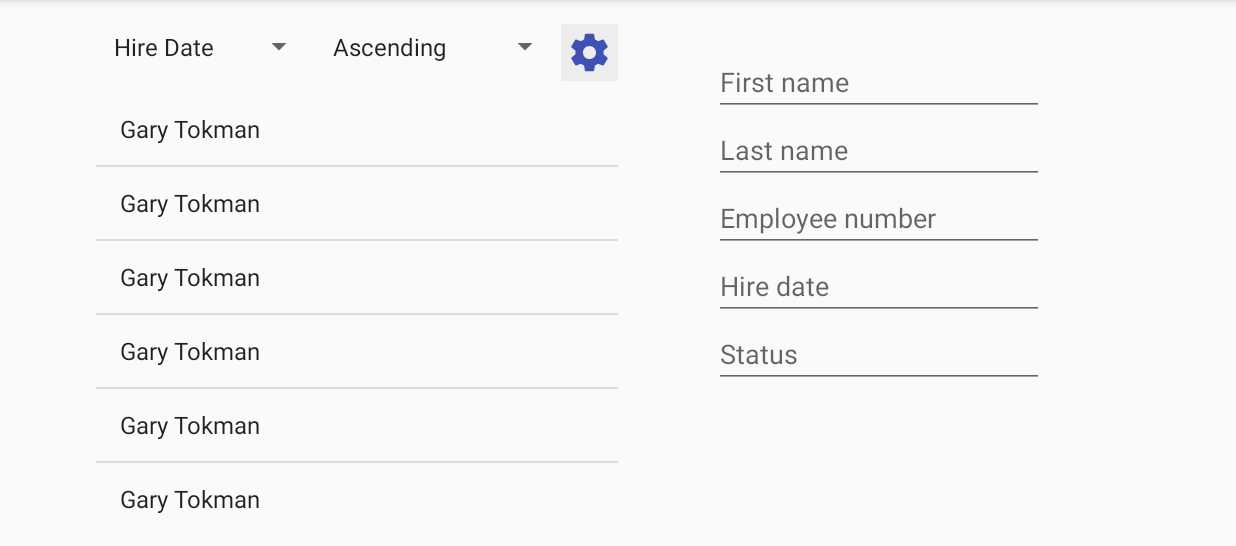
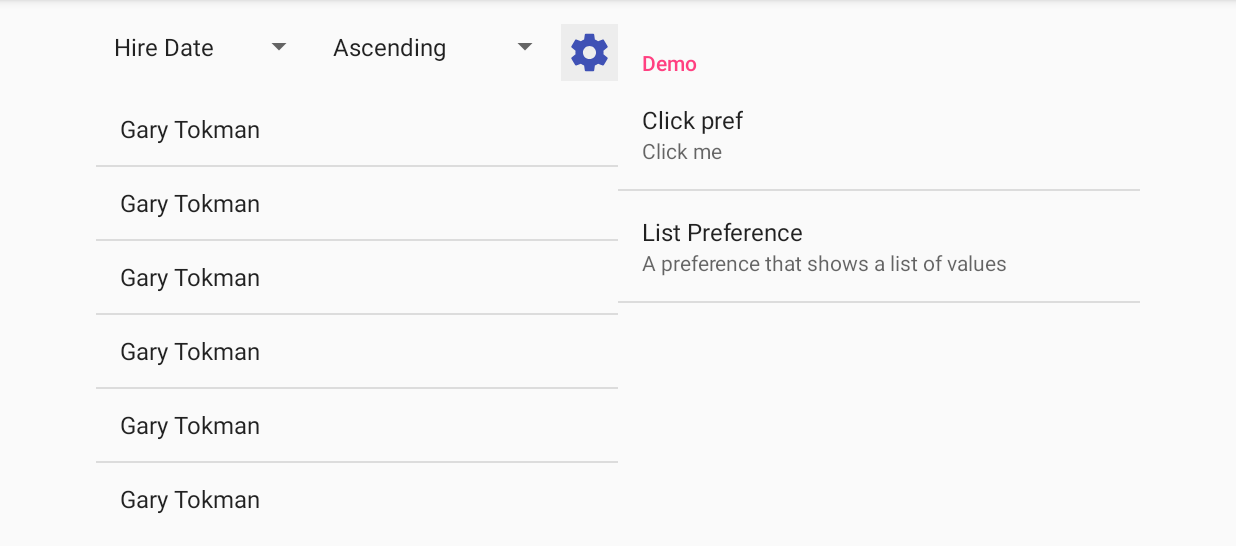
Before and after one commit to gtokman/Android-Challenges-2, an Android app: the screen it shows after launch (MainActivity), on a phone screen of 824 x 412 dp (held sideways), the part 72-618 px from its top. Run offline under Robolectric (Android 15) with nearby library versions, the phone set to English and light mode, and no system bars.

Commit message:
Added settings pref xml and fragment

```diff
--- /dev/null
+++ b/TokmanGary_CE04/app/src/main/java/com/garytokman/tokmangary_ce04/Fragments/SettingsFragment.java
@@ -0,0 +1,41 @@
+package com.garytokman.tokmangary_ce04.Fragments;
+
+import android.os.Bundle;
+import android.preference.Preference;
+import android.preference.PreferenceFragment;
+import android.util.Log;
+
+import com.garytokman.tokmangary_ce04.R;
+
+// Gary Tokman
+// JAV2 - 1609
+// SettingsFragment
+
+public class SettingsFragment extends PreferenceFragment {
+
+    private static final String TAG = "SettingsFrag";
+
+    @Override
+    public void onCreate(Bundle savedInstanceState) {
+        super.onCreate(savedInstanceState);
+
+        // Load xml
+        addPreferencesFromResource(R.xml.settings);
+    }
+
+    @Override
+    public void onActivityCreated(Bundle savedInstanceState) {
+        super.onActivityCreated(savedInstanceState);
+
+        // Find pref by key
+        Preference preference = findPreference("CLICK");
+
+        preference.setOnPreferenceClickListener(new Preference.OnPreferenceClickListener() {
+            @Override
+            public boolean onPreferenceClick(Preference preference) {
+                Log.d(TAG, "onPreferenceClick() returned: ");
+                return false;
+            }
+        });
+    }
+}
--- a/TokmanGary_CE04/app/src/main/java/com/garytokman/tokmangary_ce04/MainActivity.java
+++ b/TokmanGary_CE04/app/src/main/java/com/garytokman/tokmangary_ce04/MainActivity.java
@@ -13,6 +13,7 @@ import android.widget.Spinner;
 import com.garytokman.tokmangary_ce04.Fragments.PersonDetailFragment;
 import com.garytokman.tokmangary_ce04.Fragments.PersonFormFragment;
 import com.garytokman.tokmangary_ce04.Fragments.PersonListFragment;
+import com.garytokman.tokmangary_ce04.Fragments.SettingsFragment;
 import com.garytokman.tokmangary_ce04.Model.Person;
 
 // Gary Tokman
@@ -52,9 +53,10 @@ public class MainActivity extends AppCompatActivity implements View.OnClickListe
         }
 
         PersonFormFragment personFormFragment = new PersonFormFragment();
+        SettingsFragment settingsFragment = new SettingsFragment();
         fragmentManager
                 .beginTransaction()
-                .add(R.id.custom_container, personFormFragment, PERSON_FORM)
+                .add(R.id.custom_container, settingsFragment, PERSON_FORM)
                 .commit();
 
     }
--- /dev/null
+++ b/TokmanGary_CE04/app/src/main/res/xml/settings.xml
@@ -0,0 +1,22 @@
+<?xml version="1.0" encoding="utf-8"?>
+<PreferenceScreen xmlns:android="http://schemas.android.com/apk/res/android">
+
+   <PreferenceCategory android:title="Demo" >
+
+       <Preference
+           android:key="CLICK"
+           android:summary="Click me"
+           android:title="Click pref"
+           />
+
+       <ListPreference
+           android:key="PREF_LIST"
+           android:summary="A preference that shows a list of values"
+           android:title="List Preference"
+           android:entries="@array/sort_desc_1"
+           android:entryValues="@array/sort_desc_1"
+           android:defaultValue="Item 1" />
+
+   </PreferenceCategory>
+
+</PreferenceScreen>
```
